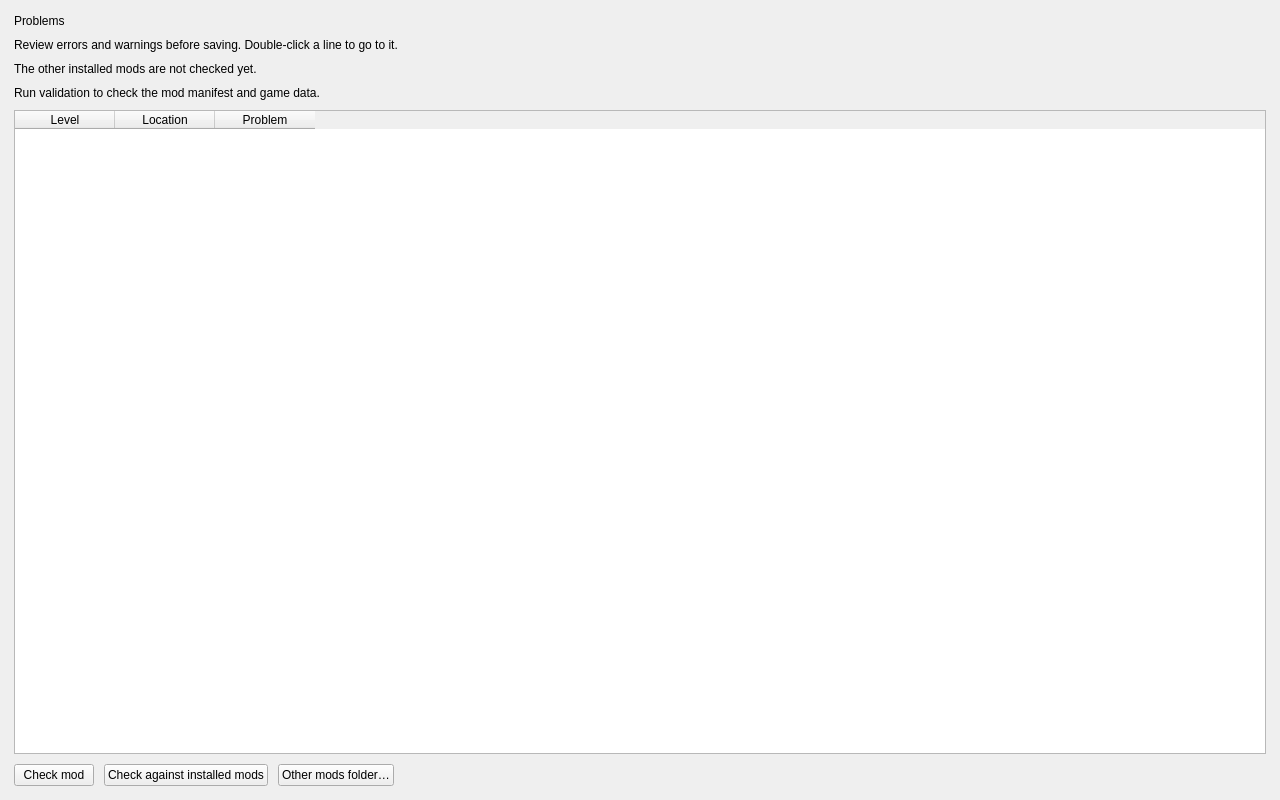
This is tools/pc/fm_editor/ui/problems_page.ui in yamyi/YGOFM-DecompRecomp as Qt 5 draws it before an edit. The edited form follows.
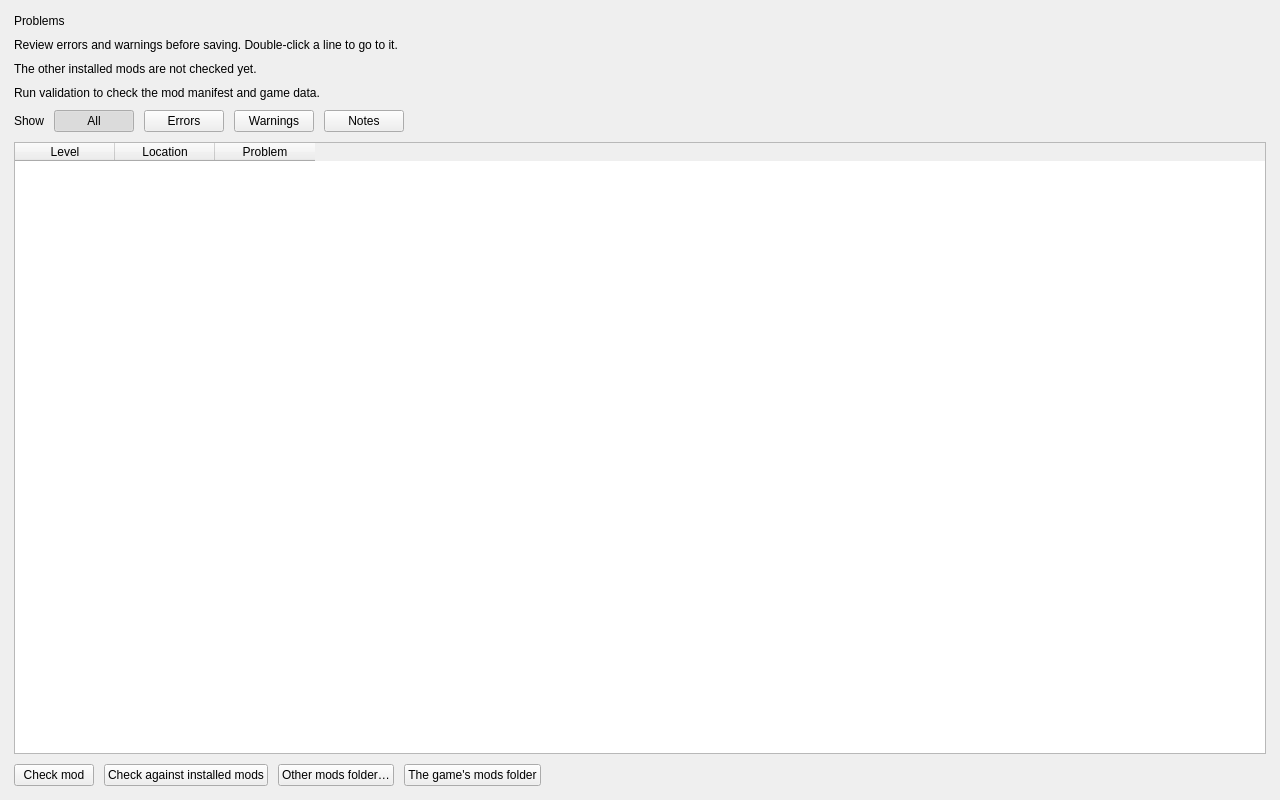
This is the edited form.

What changed in the file:
```diff
--- a/tools/pc/fm_editor/ui/problems_page.ui
+++ b/tools/pc/fm_editor/ui/problems_page.ui
@@ -59,6 +59,46 @@
      </property>
     </widget>
    </item>
+   <item>
+    <layout class="QHBoxLayout" name="problemFilterLayout">
+     <item>
+      <widget class="QLabel" name="problemFilterLabel">
+       <property name="text"><string>Show</string></property>
+      </widget>
+     </item>
+     <item>
+      <widget class="QPushButton" name="problemFilterAllButton">
+       <property name="text"><string>All</string></property>
+       <property name="checkable"><bool>true</bool></property>
+       <property name="checked"><bool>true</bool></property>
+      </widget>
+     </item>
+     <item>
+      <widget class="QPushButton" name="problemFilterErrorsButton">
+       <property name="text"><string>Errors</string></property>
+       <property name="checkable"><bool>true</bool></property>
+      </widget>
+     </item>
+     <item>
+      <widget class="QPushButton" name="problemFilterWarningsButton">
+       <property name="text"><string>Warnings</string></property>
+       <property name="checkable"><bool>true</bool></property>
+      </widget>
+     </item>
+     <item>
+      <widget class="QPushButton" name="problemFilterNotesButton">
+       <property name="text"><string>Notes</string></property>
+       <property name="checkable"><bool>true</bool></property>
+      </widget>
+     </item>
+     <item>
+      <spacer name="problemFilterSpacer">
+       <property name="orientation"><enum>Qt::Horizontal</enum></property>
+       <property name="sizeHint" stdset="0"><size><width>20</width><height>20</height></size></property>
+      </spacer>
+     </item>
+    </layout>
+   </item>
    <item>
     <widget class="QTableWidget" name="problemsTable">
      <column>
@@ -104,6 +144,13 @@
        </property>
       </widget>
      </item>
+     <item>
+      <widget class="QPushButton" name="defaultModsFolderButton">
+       <property name="text">
+        <string>The game's mods folder</string>
+       </property>
+      </widget>
+     </item>
      <item>
       <spacer name="problemActionSpacer">
        <property name="orientation">
```
